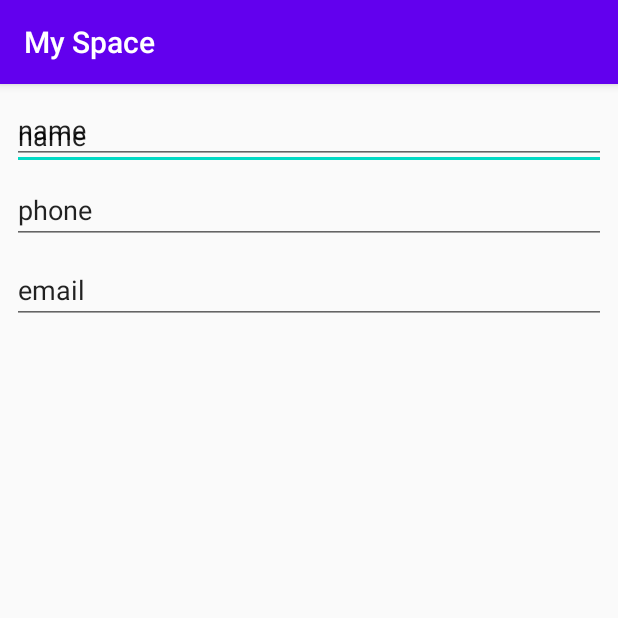
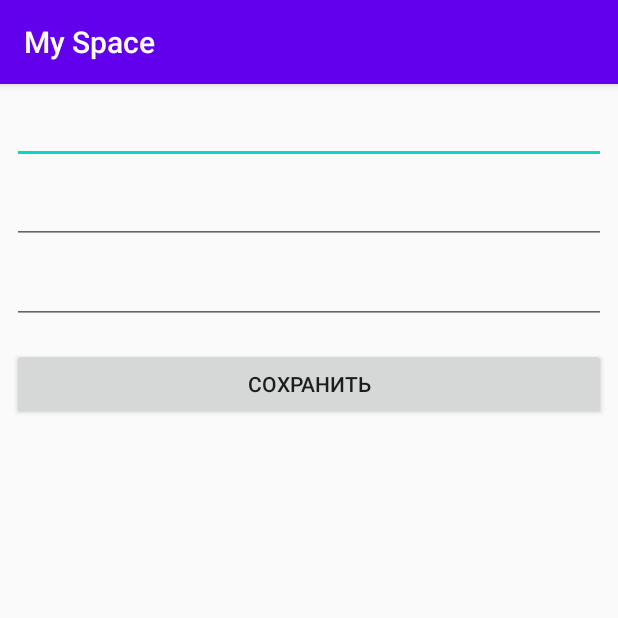
Before and after one commit to mkizhevsk/MySpace, an Android app: the ContactFormActivity screen opened directly, with no data from a screen before it, on a phone screen of 412 x 824 dp, the top half of it. Run offline under Robolectric (Android 15) with nearby library versions, the light colour scheme and no system bars.

Commit message:
some changes

```diff
--- a/app/src/main/java/com/example/myspace/ContactFormActivity.java
+++ b/app/src/main/java/com/example/myspace/ContactFormActivity.java
@@ -1,16 +1,61 @@
 package com.example.myspace;
 
+import android.content.Intent;
 import android.os.Bundle;
+import android.util.Log;
+import android.view.View;
+import android.widget.EditText;
 
 import androidx.appcompat.app.AppCompatActivity;
 
 public class ContactFormActivity extends AppCompatActivity {
+
+    private EditText editTextName;
+    private EditText editTextPhone;
+    private EditText editTextEmail;
+
+    private int contactId;
+
+    private static final String TAG = "MainActivity";
 
     @Override
     protected void onCreate(Bundle savedInstanceState) {
         super.onCreate(savedInstanceState);
         setContentView(R.layout.contact_form);
 
+        editTextName = findViewById(R.id.name);
+        editTextPhone = findViewById(R.id.phone);
+        editTextEmail = findViewById(R.id.email);
 
+        Intent intent = getIntent();
+
+        editTextName.setText(intent.getStringExtra("name"));
+        editTextPhone.setText(intent.getStringExtra("phone"));
+        editTextEmail.setText(intent.getStringExtra("email"));
+
+        contactId = intent.getIntExtra("id", 0);
+    }
+
+    public  void saveContact(View view) {
+        setResult(RESULT_OK, getContactIntent());
+        finish();
+    }
+
+    public Intent getContactIntent() {
+        Intent intent = new Intent();
+
+        intent.putExtra("newName", editTextName.getText().toString());
+        intent.putExtra("newPhone", editTextPhone.getText().toString());
+        intent.putExtra("newEmail", editTextEmail.getText().toString());
+
+        intent.putExtra("id", contactId);
+
+        return intent;
+    }
+
+    @Override
+    public void onBackPressed() {
+        setResult(RESULT_CANCELED, getContactIntent());
+        finish();
     }
 }
--- a/app/src/main/res/layout/contact_form.xml
+++ b/app/src/main/res/layout/contact_form.xml
@@ -3,19 +3,6 @@
     xmlns:app="http://schemas.android.com/apk/res-auto"
     android:layout_width="match_parent"
     android:layout_height="wrap_content">
-
-    <EditText
-        android:id="@+id/id"
-        android:layout_width="0dp"
-        android:layout_height="wrap_content"
-        android:text="name"
-        android:layout_marginTop="8dp"
-        android:layout_marginLeft="8dp"
-        android:layout_marginRight="8dp"
-        app:layout_constraintTop_toTopOf="parent"
-        app:layout_constraintBottom_toTopOf="@id/phone"
-        app:layout_constraintLeft_toLeftOf="parent"
-        app:layout_constraintRight_toRightOf="parent" />
 
     <EditText
         android:id="@+id/name"
@@ -52,8 +39,22 @@
         android:layout_marginLeft="8dp"
         android:layout_marginRight="8dp"
         app:layout_constraintTop_toBottomOf="@id/phone"
-        app:layout_constraintBottom_toBottomOf="parent"
+        app:layout_constraintBottom_toTopOf="@id/button_save"
         app:layout_constraintLeft_toLeftOf="parent"
         app:layout_constraintRight_toRightOf="parent" />
 
+    <Button
+        android:id="@+id/button_save"
+        android:layout_width="0dp"
+        android:layout_height="wrap_content"
+        android:onClick="saveContact"
+        android:layout_marginLeft="8dp"
+        android:layout_marginTop="16dp"
+        android:layout_marginRight="8dp"
+        android:text="Сохранить"
+        app:layout_constraintBottom_toBottomOf="parent"
+        app:layout_constraintLeft_toLeftOf="parent"
+        app:layout_constraintRight_toRightOf="parent"
+        app:layout_constraintTop_toBottomOf="@id/email" />
+
 </androidx.constraintlayout.widget.ConstraintLayout>
```
Also changed, not shown: app/src/main/java/com/example/myspace/ContactActivity.java (+29 -5 lines), app/src/main/java/com/example/myspace/data/BaseService.java (+30 -0 lines).
